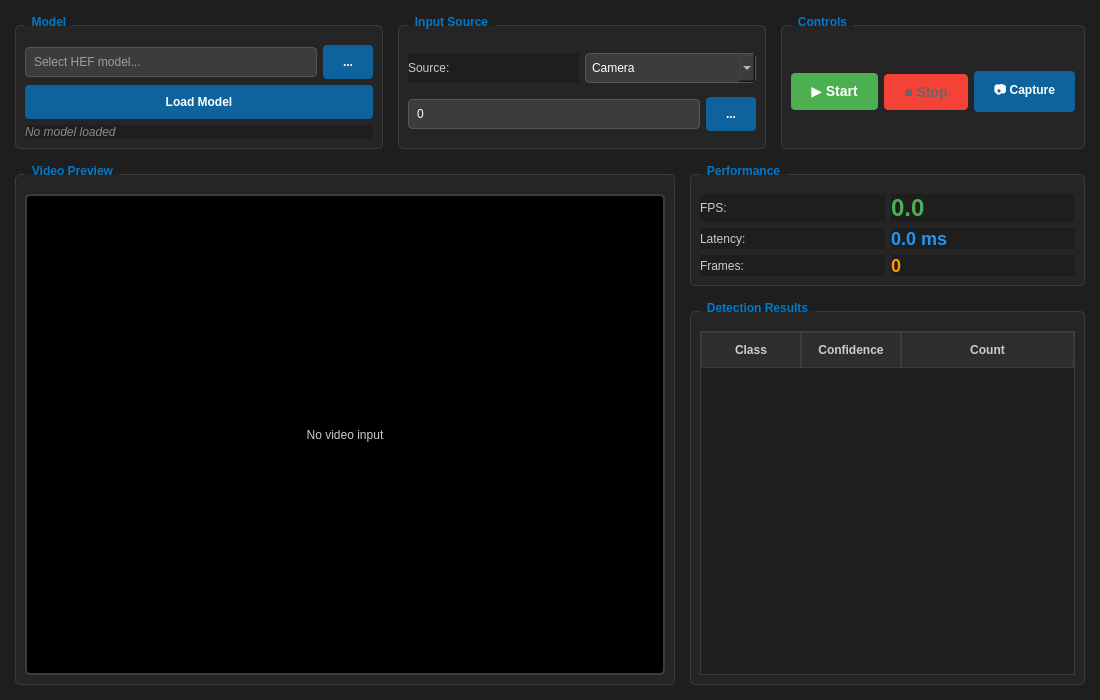
The window that HailoRT-Ui/ui/tabs/inference_tab.ui (kuks2309/Hailo-H8) describes before a commit, drawn with Qt 5.
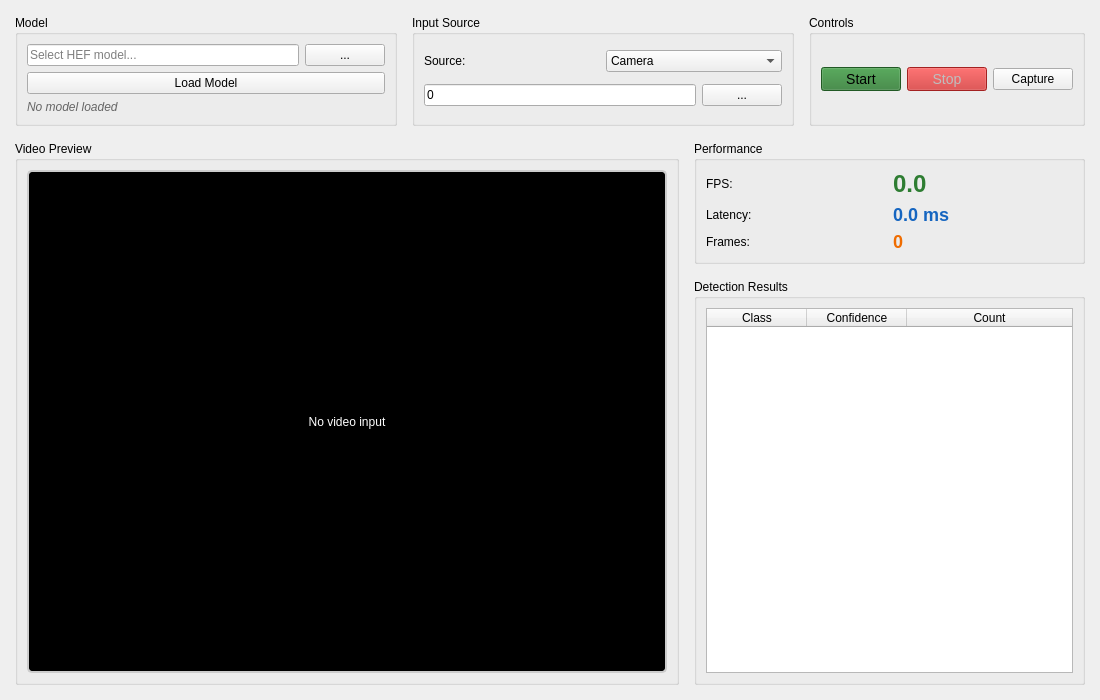
The same window after the commit.

Patch:
```diff
--- a/HailoRT-Ui/ui/tabs/inference_tab.ui
+++ b/HailoRT-Ui/ui/tabs/inference_tab.ui
@@ -10,88 +10,6 @@
     <height>700</height>
    </rect>
   </property>
-  <property name="styleSheet">
-   <string notr="true">
-    QWidget {
-      background-color: #1e1e1e;
-      color: #cccccc;
-    }
-    QGroupBox {
-      font-weight: bold;
-      border: 1px solid #3c3c3c;
-      border-radius: 5px;
-      margin-top: 10px;
-      padding-top: 10px;
-      background-color: #252526;
-    }
-    QGroupBox::title {
-      subcontrol-origin: margin;
-      left: 10px;
-      padding: 0 5px;
-      color: #007acc;
-    }
-    QLineEdit, QComboBox {
-      background-color: #3c3c3c;
-      color: #ffffff;
-      border: 1px solid #555555;
-      border-radius: 4px;
-      padding: 6px;
-    }
-    QPushButton {
-      background-color: #0e639c;
-      color: white;
-      border: none;
-      padding: 10px 20px;
-      border-radius: 4px;
-      font-weight: bold;
-    }
-    QPushButton:hover {
-      background-color: #1177bb;
-    }
-    QPushButton:disabled {
-      background-color: #3c3c3c;
-      color: #666666;
-    }
-    QPushButton#btnStart {
-      background-color: #4caf50;
-      font-size: 14px;
-    }
-    QPushButton#btnStart:hover {
-      background-color: #66bb6a;
-    }
-    QPushButton#btnStop {
-      background-color: #f44336;
-      font-size: 14px;
-    }
-    QPushButton#btnStop:hover {
-      background-color: #e57373;
-    }
-    QTableWidget {
-      background-color: #1e1e1e;
-      color: #cccccc;
-      border: 1px solid #3c3c3c;
-      gridline-color: #3c3c3c;
-    }
-    QTableWidget::item {
-      padding: 5px;
-    }
-    QTableWidget::item:selected {
-      background-color: #264f78;
-    }
-    QHeaderView::section {
-      background-color: #2d2d2d;
-      color: #cccccc;
-      padding: 8px;
-      border: 1px solid #3c3c3c;
-      font-weight: bold;
-    }
-    QLabel#lblVideoPreview {
-      background-color: #000000;
-      border: 2px solid #3c3c3c;
-      border-radius: 5px;
-    }
-   </string>
-  </property>
   <layout class="QVBoxLayout" name="mainLayout">
    <property name="spacing">
     <number>15</number>
@@ -156,7 +74,7 @@
            <string>No model loaded</string>
           </property>
           <property name="styleSheet">
-           <string notr="true">color: #888888; font-style: italic;</string>
+           <string notr="true">color: #666666; font-style: italic;</string>
           </property>
          </widget>
         </item>
@@ -243,17 +161,20 @@
         <item>
          <widget class="QPushButton" name="btnStart">
           <property name="text">
-           <string>▶ Start</string>
+           <string>Start</string>
           </property>
           <property name="minimumHeight">
            <number>50</number>
           </property>
+          <property name="styleSheet">
+           <string notr="true">background-color: #2e7d32; font-size: 14px;</string>
+          </property>
          </widget>
         </item>
         <item>
          <widget class="QPushButton" name="btnStop">
           <property name="text">
-           <string>■ Stop</string>
+           <string>Stop</string>
           </property>
           <property name="enabled">
            <bool>false</bool>
@@ -261,12 +182,15 @@
           <property name="minimumHeight">
            <number>50</number>
           </property>
+          <property name="styleSheet">
+           <string notr="true">background-color: #c62828; font-size: 14px;</string>
+          </property>
          </widget>
         </item>
         <item>
          <widget class="QPushButton" name="btnCapture">
           <property name="text">
-           <string>📷 Capture</string>
+           <string>Capture</string>
           </property>
           <property name="minimumHeight">
            <number>50</number>
@@ -303,6 +227,9 @@
           <property name="alignment">
            <set>Qt::AlignCenter</set>
           </property>
+          <property name="styleSheet">
+           <string notr="true">background-color: #000000; border: 2px solid #cccccc; border-radius: 5px; color: #ffffff;</string>
+          </property>
          </widget>
         </item>
        </layout>
@@ -329,7 +256,7 @@
              <string>0.0</string>
             </property>
             <property name="styleSheet">
-             <string notr="true">font-size: 24px; font-weight: bold; color: #4caf50;</string>
+             <string notr="true">font-size: 24px; font-weight: bold; color: #2e7d32;</string>
             </property>
            </widget>
           </item>
@@ -346,7 +273,7 @@
              <string>0.0 ms</string>
             </property>
             <property name="styleSheet">
-             <string notr="true">font-size: 18px; font-weight: bold; color: #2196f3;</string>
+             <string notr="true">font-size: 18px; font-weight: bold; color: #1565c0;</string>
             </property>
            </widget>
           </item>
@@ -363,7 +290,7 @@
              <string>0</string>
             </property>
             <property name="styleSheet">
-             <string notr="true">font-size: 18px; font-weight: bold; color: #ff9800;</string>
+             <string notr="true">font-size: 18px; font-weight: bold; color: #ef6c00;</string>
             </property>
            </widget>
           </item>
```
Left out of the diff: 6 changed lines with no effect on the pictures.
